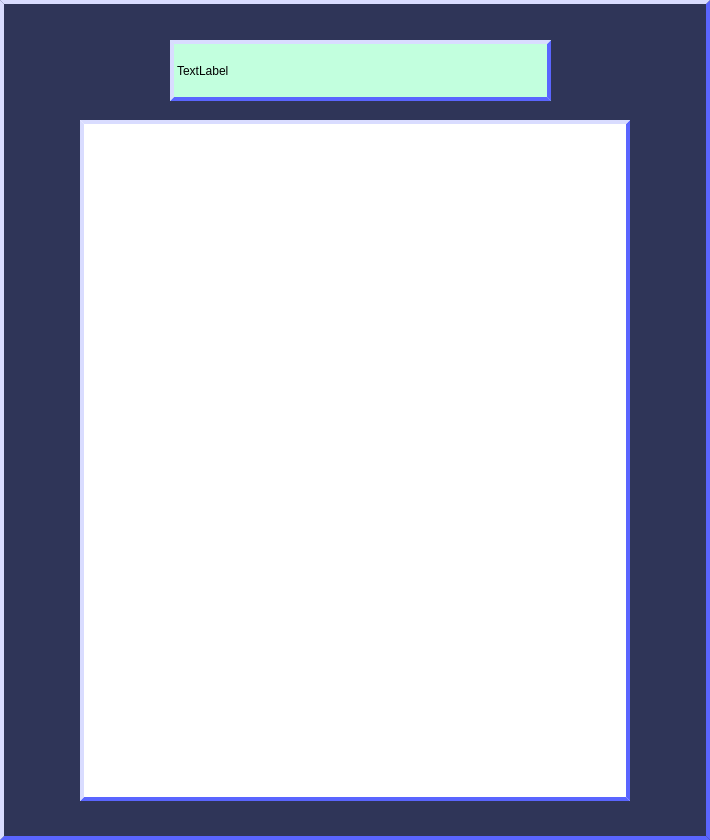
Before: the Qt Designer form stufflist.ui in Remm-Zar/QT-App-for-fitness-club-management, drawn with Qt 5.
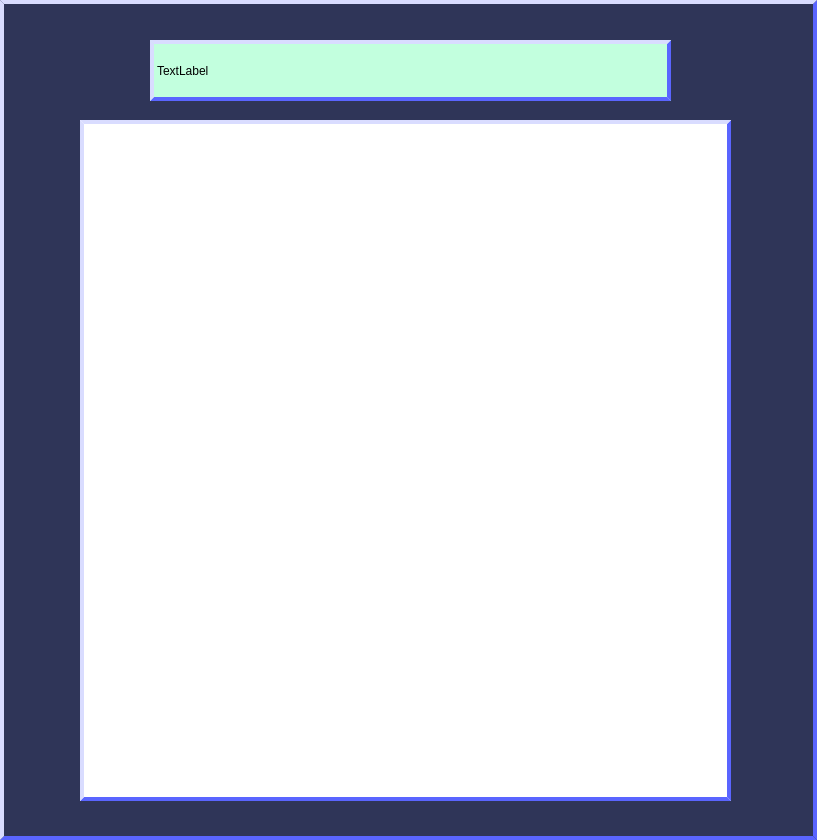
After: the same form once the commit is applied.

```diff
--- a/stufflist.ui
+++ b/stufflist.ui
@@ -6,7 +6,7 @@
    <rect>
     <x>0</x>
     <y>0</y>
-    <width>710</width>
+    <width>817</width>
     <height>840</height>
    </rect>
   </property>
@@ -24,7 +24,7 @@
   </property>
   <property name="maximumSize">
    <size>
-    <width>750</width>
+    <width>850</width>
     <height>840</height>
    </size>
   </property>
@@ -45,7 +45,7 @@
     <rect>
      <x>80</x>
      <y>120</y>
-     <width>550</width>
+     <width>651</width>
      <height>681</height>
     </rect>
    </property>
@@ -63,7 +63,7 @@
    </property>
    <property name="maximumSize">
     <size>
-     <width>550</width>
+     <width>700</width>
      <height>770</height>
     </size>
    </property>
@@ -94,9 +94,9 @@
   <widget class="QLabel" name="label">
    <property name="geometry">
     <rect>
-     <x>170</x>
+     <x>150</x>
      <y>40</y>
-     <width>381</width>
+     <width>521</width>
      <height>61</height>
     </rect>
    </property>
```
